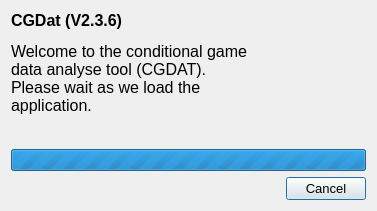
Qt form qt/splash_screen.ui (rickstaa/CCDAT) before a commit.
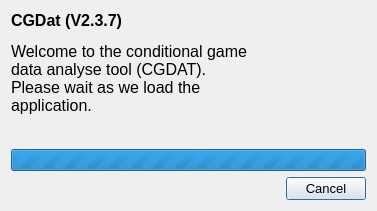
The same form after that commit. Icons and pictures are not drawn.

What changed in the file:
```diff
--- a/qt/splash_screen.ui
+++ b/qt/splash_screen.ui
@@ -52,7 +52,7 @@
 &lt;html&gt;&lt;head&gt;&lt;meta name=&quot;qrichtext&quot; content=&quot;1&quot; /&gt;&lt;style type=&quot;text/css&quot;&gt;
 p, li { white-space: pre-wrap; }
 &lt;/style&gt;&lt;/head&gt;&lt;body style=&quot; font-family:'MS Shell Dlg 2'; font-size:16pt; font-weight:400; font-style:normal;&quot;&gt;
-&lt;p style=&quot; margin-top:12px; margin-bottom:12px; margin-left:0px; margin-right:0px; -qt-block-indent:0; text-indent:0px;&quot;&gt;&lt;span style=&quot; font-size:12pt; font-weight:600;&quot;&gt;CGDat (V2.3.6)&lt;/span&gt;&lt;/p&gt;
+&lt;p style=&quot; margin-top:12px; margin-bottom:12px; margin-left:0px; margin-right:0px; -qt-block-indent:0; text-indent:0px;&quot;&gt;&lt;span style=&quot; font-size:12pt; font-weight:600;&quot;&gt;CGDat (V2.3.7)&lt;/span&gt;&lt;/p&gt;
 &lt;p style=&quot; margin-top:12px; margin-bottom:12px; margin-left:0px; margin-right:0px; -qt-block-indent:0; text-indent:0px;&quot;&gt;&lt;span style=&quot; font-size:12pt;&quot;&gt;Welcome to the conditional game data analyse tool (CGDAT). Please wait as we load the application.&lt;/span&gt;&lt;/p&gt;&lt;/body&gt;&lt;/html&gt;</string>
          </property>
          <property name="alignment">
```
